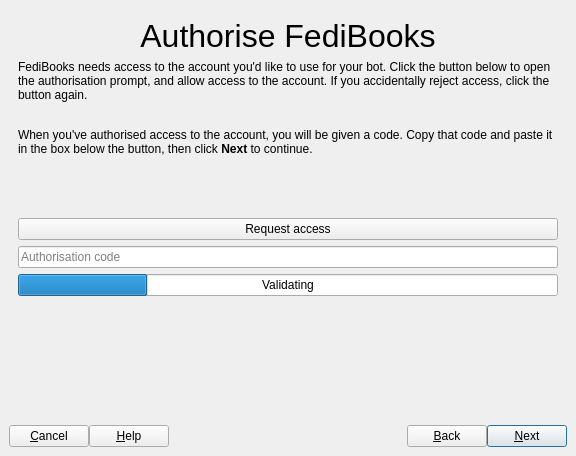
Above: gui/wzd_createbot.ui from Lynnesbian/OldFediBooks before the change. Below: the same form after it.
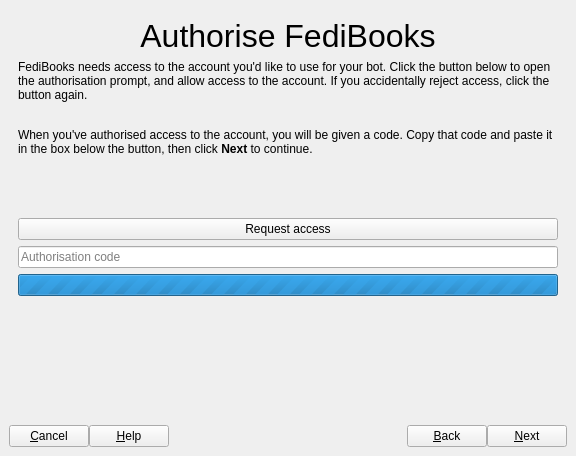
That is the form after the change. The open tabs and pages were chosen to show the change. Icons and pictures are not drawn.

Commit message: fixed some bugs, made minor UI changes, added oauth

Diff of the .ui file:
```diff
--- a/gui/wzd_createbot.ui
+++ b/gui/wzd_createbot.ui
@@ -530,12 +530,15 @@
            </widget>
           </item>
           <item>
-           <widget class="QProgressBar" name="progressBar_2">
+           <widget class="QProgressBar" name="pbr_authorisation">
+            <property name="maximum">
+             <number>0</number>
+            </property>
             <property name="value">
-             <number>24</number>
+             <number>0</number>
             </property>
-            <property name="format">
-             <string>Validating</string>
+            <property name="textVisible">
+             <bool>false</bool>
             </property>
            </widget>
           </item>
@@ -1086,13 +1089,7 @@
         </property>
         <property name="icon">
          <iconset theme="next">
-          <normaloff>.</normaloff>.</iconset>
-        </property>
-        <property name="autoDefault">
-         <bool>true</bool>
-        </property>
-        <property name="default">
-         <bool>true</bool>
+          <normaloff>../../../../../../.designer/backup</normaloff>../../../../../../.designer/backup</iconset>
         </property>
        </widget>
       </item>
```
Left out of the diff: 20 changed lines with no effect on the pictures. The commit also changes 2 other files.
